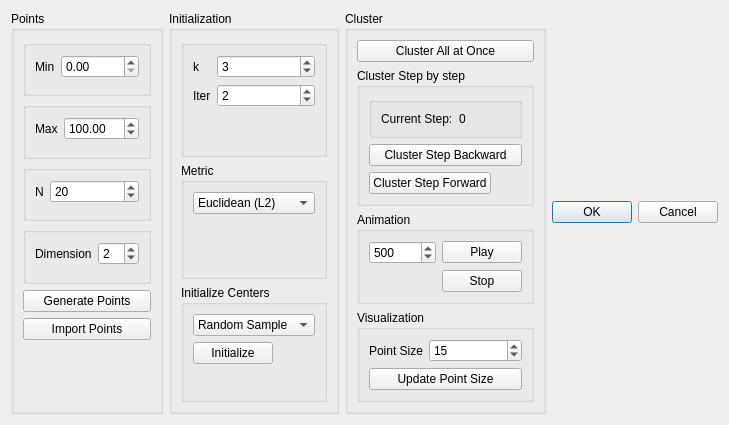
First picture: the form in KMeansDialog.ui, repository denizkavzak/Interactive-KMeans-QT, before the edit.
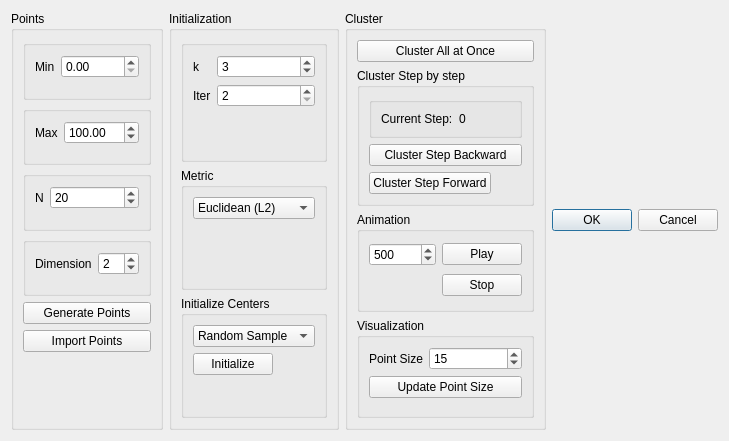
Second picture: the form after the edit.

```diff
--- a/KMeansDialog.ui
+++ b/KMeansDialog.ui
@@ -7,7 +7,7 @@
     <x>0</x>
     <y>0</y>
     <width>706</width>
-    <height>413</height>
+    <height>441</height>
    </rect>
   </property>
   <property name="windowTitle">
@@ -89,6 +89,9 @@
              <verstretch>0</verstretch>
             </sizepolicy>
            </property>
+           <property name="minimum">
+            <number>1</number>
+           </property>
            <property name="maximum">
             <number>1000</number>
            </property>
@@ -115,6 +118,9 @@
          </item>
          <item row="0" column="1">
           <widget class="QSpinBox" name="dimensionSpinBox">
+           <property name="minimum">
+            <number>1</number>
+           </property>
            <property name="value">
             <number>2</number>
            </property>
@@ -228,6 +234,9 @@
          </item>
          <item row="1" column="1">
           <widget class="QSpinBox" name="iterSpinBox">
+           <property name="minimum">
+            <number>2</number>
+           </property>
            <property name="value">
             <number>2</number>
            </property>
```
Left out of the diff: 3 changed lines with no effect on the pictures.
